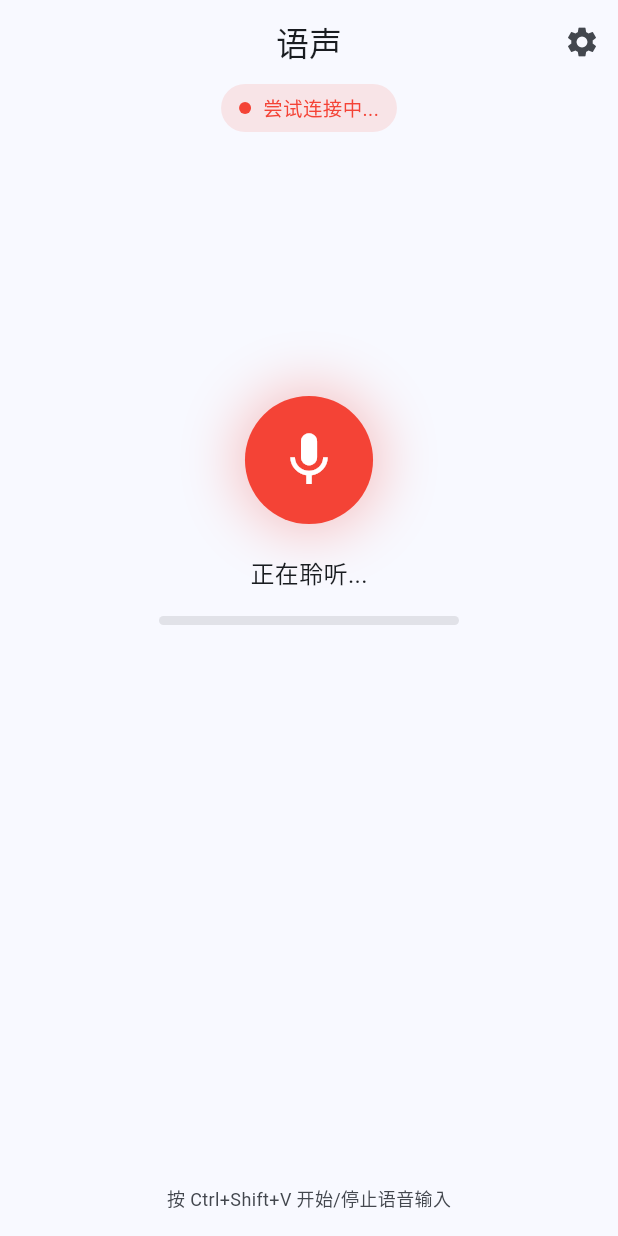
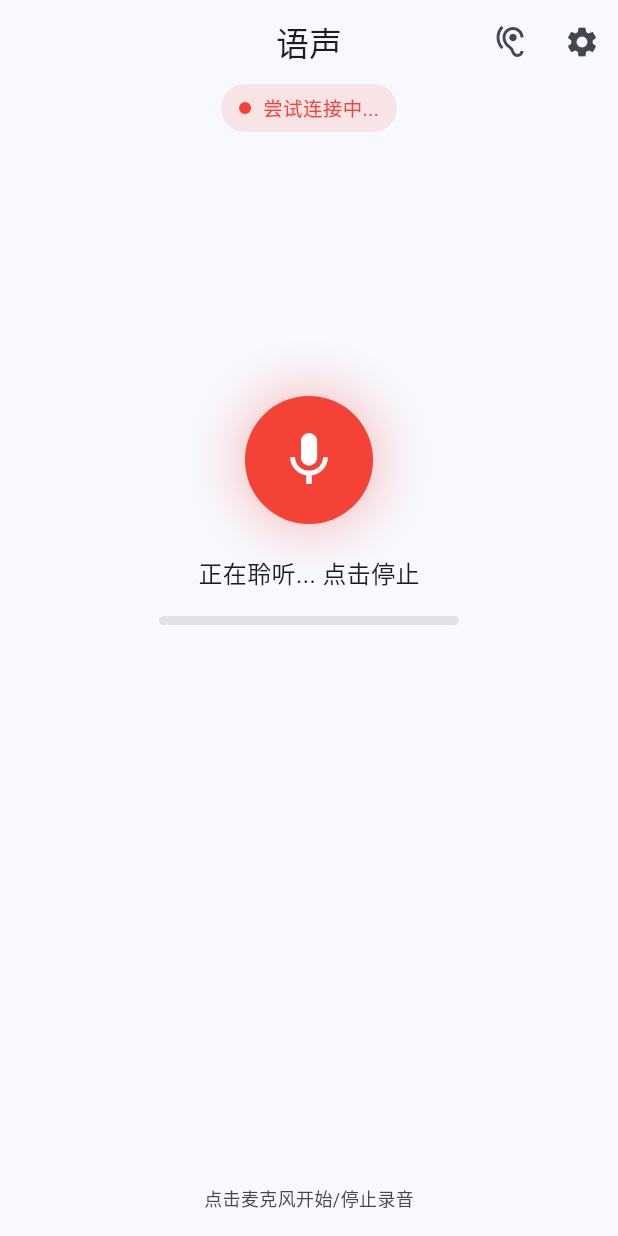
Before and after one commit to Justinian-A/voice-input-method, a Flutter app: the screen it shows after launch, after a tap on the "mic none" icon, on a phone screen of 412 x 824 dp. Run offline on Flutter 3.47's test engine with Material 3 defaults, Android fonts, the phone set to English and light mode, and no system bars; network calls fail; Roboto replaces fonts that are missing (Microsoft YaHei).

Commit message:
麦克风诊断修复 + UI改进 + 内置测试功能
- 修复麦克风自动检测：改用均值音量判断，避免脉冲噪音误判
- 音频采集：支持指定输入设备索引和采样率
- 录音交互改为点击切换（桌面端更可靠）
- 音量条独立更新，文字区不再闪烁
- 新增麦克风测试页面（👂图标入口），实时音量和波形显示
- 服务端启动稳定性和输出日志修复

```diff
--- a/src/flutter_app/lib/pages/home_page.dart
+++ b/src/flutter_app/lib/pages/home_page.dart
@@ -2,6 +2,7 @@ import 'package:flutter/material.dart';
 import 'package:flutter/services.dart';
 import '../services/voice_service.dart';
 import 'settings_page.dart';
+import 'mic_test_page.dart';
 
 class HomePage extends StatefulWidget {
   const HomePage({super.key});
@@ -15,6 +16,7 @@ class _HomePageState extends State<HomePage>
   final VoiceService _voiceService = VoiceService();
   late AnimationController _pulseController;
   bool _connected = false;
+  String _displayedText = '';
 
   @override
   void initState() {
@@ -28,14 +30,18 @@ class _HomePageState extends State<HomePage>
   }
 
   void _onStateChanged() {
-    if (mounted) setState(() {});
+    if (!mounted) return;
+    final t = _voiceService.recognizedText;
+    if (t.isNotEmpty) {
+      _displayedText = t;
+    }
+    // 不因音量变化重建 —— VoiceService 已不在audio_level时通知
+    setState(() {});
   }
 
   Future<void> _connect() async {
     final ok = await _voiceService.connect();
-    if (mounted) {
-      setState(() => _connected = ok);
-    }
+    if (mounted) setState(() => _connected = ok);
   }
 
   void _toggleListening() {
@@ -43,17 +49,23 @@ class _HomePageState extends State<HomePage>
         _voiceService.state == VoiceState.processing) {
       _voiceService.stopListening();
     } else {
+      _displayedText = '';
       _voiceService.startListening();
     }
   }
 
   void _copyText() {
-    if (_voiceService.recognizedText.isNotEmpty) {
-      Clipboard.setData(ClipboardData(text: _voiceService.recognizedText));
+    if (_displayedText.isNotEmpty) {
+      Clipboard.setData(ClipboardData(text: _displayedText));
       ScaffoldMessenger.of(context).showSnackBar(
         const SnackBar(content: Text('已复制到剪贴板'), duration: Duration(seconds: 1)),
       );
     }
+  }
+
+  void _clearText() {
+    _displayedText = '';
+    setState(() {});
   }
 
   Color _getStateColor() {
@@ -93,6 +105,18 @@ class _HomePageState extends State<HomePage>
         centerTitle: true,
         actions: [
           IconButton(
+            icon: const Icon(Icons.hearing),
+            tooltip: '麦克风测试',
+            onPressed: () {
+              Navigator.push(
+                context,
+                MaterialPageRoute(
+                  builder: (_) => MicTestPage(voiceService: _voiceService),
+                ),
+              );
+            },
+          ),
+          IconButton(
             icon: const Icon(Icons.settings),
             onPressed: () {
               Navigator.push(
@@ -122,8 +146,7 @@ class _HomePageState extends State<HomePage>
                 mainAxisSize: MainAxisSize.min,
                 children: [
                   Container(
-                    width: 8,
-                    height: 8,
+                    width: 8, height: 8,
                     decoration: BoxDecoration(
                       shape: BoxShape.circle,
                       color: _connected ? Colors.green : Colors.red,
@@ -155,8 +178,7 @@ class _HomePageState extends State<HomePage>
                   child: GestureDetector(
                     onTap: _toggleListening,
                     child: Container(
-                      width: 80,
-                      height: 80,
+                      width: 80, height: 80,
                       decoration: BoxDecoration(
                         shape: BoxShape.circle,
                         color: _getStateColor(),
@@ -168,11 +190,7 @@ class _HomePageState extends State<HomePage>
                           ),
                         ],
                       ),
-                      child: Icon(
-                        _getStateIcon(),
-                        color: Colors.white,
-                        size: 40,
-                      ),
+                      child: Icon(_getStateIcon(), color: Colors.white, size: 40),
                     ),
                   ),
                 );
@@ -183,25 +201,28 @@ class _HomePageState extends State<HomePage>
 
             // 状态文字
             Text(
-              isListening ? '正在聆听...' : '点击开始语音输入',
+              isListening ? '正在聆听... 点击停止' : '点击开始语音输入',
               style: TextStyle(
                 fontSize: 16,
                 color: Theme.of(context).colorScheme.onSurface,
               ),
             ),
 
-            // 音量指示器
+            // 音量指示器——独立监听，不触发整页rebuild
             if (isListening) ...[
               const SizedBox(height: 16),
               SizedBox(
                 width: 200,
-                child: ClipRRect(
+                child: ValueListenableBuilder<double>(
+                  valueListenable: _voiceService.audioLevelNotifier,
+                  builder: (_, level, __) => ClipRRect(
                     borderRadius: BorderRadius.circular(4),
                     child: LinearProgressIndicator(
-                    value: _voiceService.audioLevel,
+                      value: level,
                       minHeight: 6,
                       backgroundColor:
                           Theme.of(context).colorScheme.surfaceContainerHighest,
+                    ),
                   ),
                 ),
               ),
@@ -209,42 +230,60 @@ class _HomePageState extends State<HomePage>
 
             const Spacer(),
 
-            // 识别结果区域
-            if (_voiceService.recognizedText.isNotEmpty)
-              Container(
-                margin: const EdgeInsets.all(16),
-                padding: const EdgeInsets.all(16),
+            // 文字显示区——固定位置，避免条件渲染导致的布局跳动
+            AnimatedSize(
+              duration: const Duration(milliseconds: 200),
+              child: Container(
+                width: double.infinity,
+                margin: const EdgeInsets.symmetric(horizontal: 16),
+                padding: EdgeInsets.all(_displayedText.isNotEmpty ? 16 : 0),
                 decoration: BoxDecoration(
-                  color: Theme.of(context)
+                  color: _displayedText.isNotEmpty
+                      ? Theme.of(context)
                           .colorScheme
                           .surfaceContainerHighest
-                      .withAlpha(120),
+                          .withAlpha(120)
+                      : Colors.transparent,
                   borderRadius: BorderRadius.circular(12),
                 ),
-                child: Column(
+                child: _displayedText.isNotEmpty
+                    ? Column(
+                        mainAxisSize: MainAxisSize.min,
                         children: [
                           Text(
-                      _voiceService.recognizedText,
+                            _displayedText,
                             style: const TextStyle(fontSize: 18),
                             textAlign: TextAlign.center,
                           ),
                           const SizedBox(height: 12),
+                          Row(
+                            mainAxisAlignment: MainAxisAlignment.center,
+                            children: [
                               OutlinedButton.icon(
                                 onPressed: _copyText,
                                 icon: const Icon(Icons.copy, size: 16),
-                      label: const Text('复制文本'),
+                                label: const Text('复制'),
+                              ),
+                              const SizedBox(width: 12),
+                              OutlinedButton.icon(
+                                onPressed: _clearText,
+                                icon: const Icon(Icons.clear, size: 16),
+                                label: const Text('清除'),
                               ),
                             ],
+                          ),
+                        ],
+                      )
+                    : const SizedBox.shrink(),
               ),
             ),
 
             const Spacer(),
 
-            // 底部提示
             Padding(
               padding: const EdgeInsets.all(16),
               child: Text(
-                '按 Ctrl+Shift+V 开始/停止语音输入',
+                '点击麦克风开始/停止录音',
                 style: TextStyle(
                   fontSize: 12,
                   color: Theme.of(context).colorScheme.onSurfaceVariant,
```
Also changed, not shown: src/flutter_app/lib/pages/mic_test_page.dart (added, +189 -0 lines), src/flutter_app/lib/services/voice_service.dart (+36 -50 lines), .claude/settings.local.json, 2 other files. Lines whose indentation alone changed are shown as unchanged.
